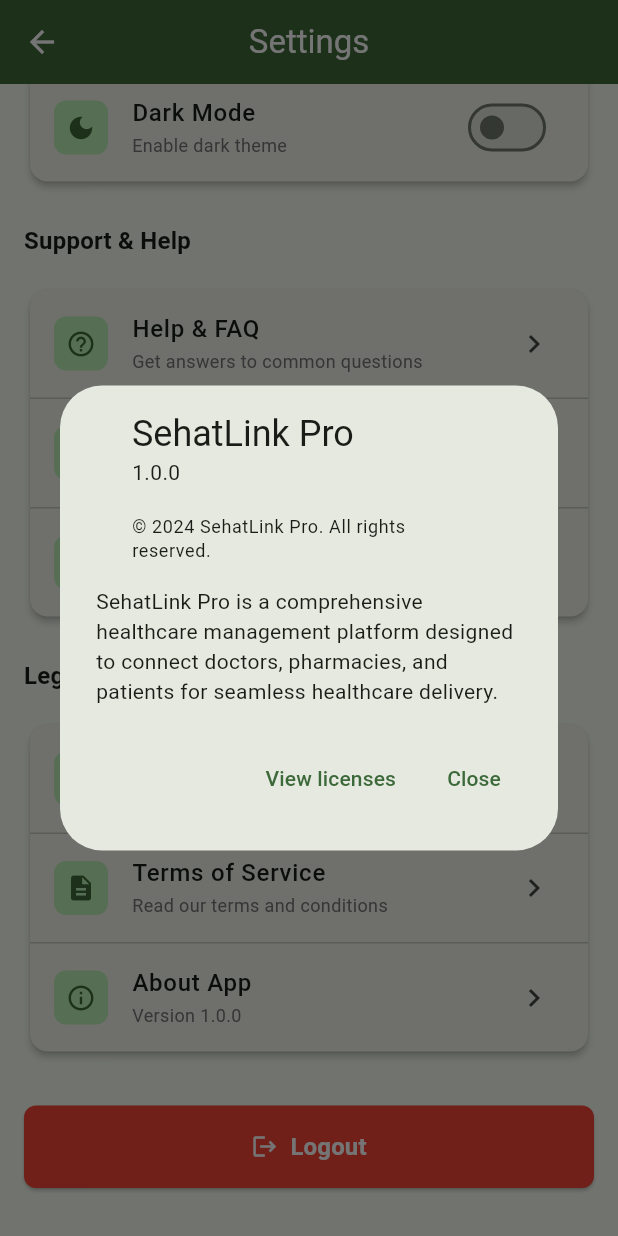
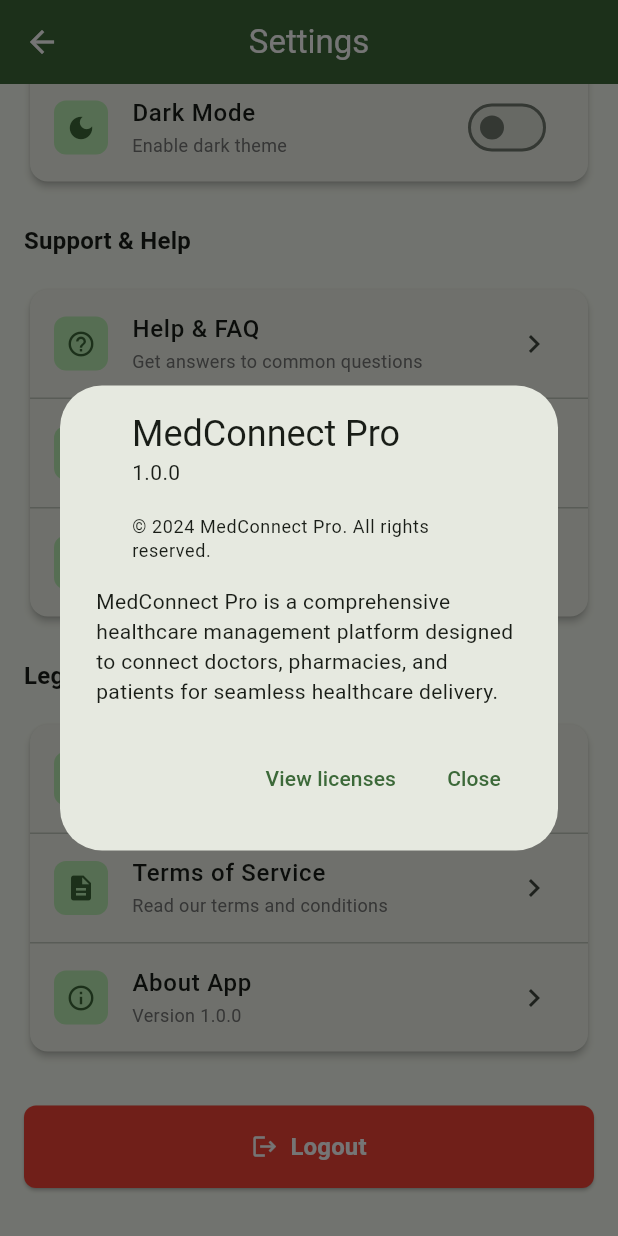
Before and after one commit to yousuf3825/health_companion_pro, a Flutter app: the SettingsScreen screen opened by its route, scrolled down 779 dp, after a tap on "About App", on a phone screen of 412 x 824 dp. Run offline on Flutter 3.47's test engine with Material 3 defaults, Android fonts, the light colour scheme and no system bars; our stand-ins replace cloud_firestore, firebase_auth, firebase_core, firebase_messaging, firebase_storage, shared_preferences; accounts and stored records are empty.

Commit message:
Update app name from SehatLink Pro to MedConnect Pro to avoid conflicts with existing health companion apps

```diff
--- a/lib/screens/settings_screen.dart
+++ b/lib/screens/settings_screen.dart
@@ -429,13 +429,13 @@ class _SettingsScreenState extends State<SettingsScreen> {
   void _showAboutDialog() {
     showAboutDialog(
       context: context,
-      applicationName: 'SehatLink Pro',
+      applicationName: 'MedConnect Pro',
       applicationVersion: '1.0.0',
-      applicationLegalese: '© 2024 SehatLink Pro. All rights reserved.',
+      applicationLegalese: '© 2024 MedConnect Pro. All rights reserved.',
       children: [
         const SizedBox(height: 16),
         const Text(
-          'SehatLink Pro is a comprehensive healthcare management platform designed to connect doctors, pharmacies, and patients for seamless healthcare delivery.',
+          'MedConnect Pro is a comprehensive healthcare management platform designed to connect doctors, pharmacies, and patients for seamless healthcare delivery.',
         ),
       ],
     );
```
Also changed, not shown: 2 other files.
